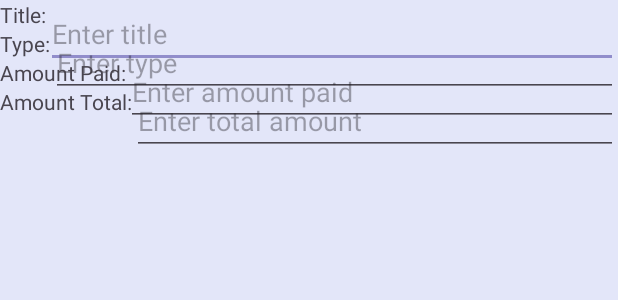
After one commit to denibel04/android-nookstoolbox, an Android app: the layout loan_dialog.xml on its own in the app's theme, with its tools: preview values and no code run, on a phone screen of 412 x 824 dp. The commit adds this screen. Shown: the top 300 px of the screen. Run offline under Robolectric (Android 15) with nearby library versions, the phone set to English and light mode, and no system bars.

Commit message:
loans fragment created, loans table created in room, loan dialog in fragment

```diff
--- a/app/src/main/java/com/example/animalcrossing/data/db/AcnhDatabase.kt
+++ b/app/src/main/java/com/example/animalcrossing/data/db/AcnhDatabase.kt
@@ -5,7 +5,7 @@ import androidx.room.Database
 import androidx.room.Room
 import androidx.room.RoomDatabase
 
-@Database(entities = [VillagerEntity::class, IslandEntity::class, IslandVillagerCrossRef::class], version = 1)
+@Database(entities = [VillagerEntity::class, IslandEntity::class, IslandVillagerCrossRef::class, LoansEntity::class, IslandLoansCrossRef::class], version = 1)
 abstract class AcnhDatabase():RoomDatabase() {
     abstract fun acnhDao():AcnhDao
 
@@ -23,7 +23,7 @@ abstract class AcnhDatabase():RoomDatabase() {
             return Room.databaseBuilder(
                 context.applicationContext,
                 AcnhDatabase::class.java,
-                "acnh7_db"
+                "acnh8_db"
             ).build()
         }
     }
--- a/app/src/main/java/com/example/animalcrossing/ui/islandDetail/IslandDetailAdapter.kt
+++ b/app/src/main/java/com/example/animalcrossing/ui/islandDetail/IslandDetailAdapter.kt
@@ -27,7 +27,9 @@ class IslandDetailAdapter(
     inner class IslandDetailViewHolder(val binding: VillagerSlotItemBinding) :
         RecyclerView.ViewHolder(binding.root) {
         fun bind(v: Villager?) {
+            Log.d("villagersbind", v.toString() )
             if (v != null) {
+                Log.d("villagersnotnull", v.toString() )
                 binding.slotText.text = v.name
                 binding.slotIcon.load(v.image_url)
                 val imageRequest = ImageRequest.Builder(context)
@@ -39,8 +41,10 @@ class IslandDetailAdapter(
                 context.imageLoader.enqueue(imageRequest)
                 binding.deleteVillager.visibility = View.VISIBLE
             } else {
+                Log.d("villagersnull", v.toString() )
                 binding.slotText.text = context.getString(R.string.add_villager)
-                binding.slotIcon.setImageResource(R.drawable.ic_cat)
+                binding.slotIcon.load(R.drawable.ic_cat)
+                binding.deleteVillager.visibility = View.GONE
             }
         }
     }
--- a/app/src/main/java/com/example/animalcrossing/ui/islandDetail/IslandDetailViewModel.kt
+++ b/app/src/main/java/com/example/animalcrossing/ui/islandDetail/IslandDetailViewModel.kt
@@ -34,9 +34,7 @@ class IslandDetailViewModel @Inject constructor(private val repository: IslandRe
 
     private fun fetchIsland() {
         viewModelScope.launch {
-            Log.d("ISLANDWITHVILLAGERS", repository.islandWithVillagers.toString())
             repository.islandWithVillagers.collect { islandWithVillagers ->
-                Log.d("ISLANDWITHVILLAGERS", islandWithVillagers.toString())
                 _uiState.value = if (islandWithVillagers != null) {
                     val currentList = _villagers.value.toMutableList()
                     islandWithVillagers!!.villagers.asVillager().forEachIndexed { index, villager ->
@@ -104,8 +102,10 @@ class IslandDetailViewModel @Inject constructor(private val repository: IslandRe
         viewModelScope.launch {
             repository.deleteVillagerFromIsland(name, islandId)
             val updatedList = _villagers.value.toMutableList()
+            Log.d("villagers1", updatedList.toString())
             updatedList.removeAll { it?.name == name }
             updatedList.add(9, null)
+            Log.d("villagers2", updatedList.toString())
             _villagers.value = updatedList
         }
     }
--- /dev/null
+++ b/app/src/main/res/layout/loan_dialog.xml
@@ -0,0 +1,77 @@
+<?xml version="1.0" encoding="utf-8"?>
+<androidx.constraintlayout.widget.ConstraintLayout xmlns:android="http://schemas.android.com/apk/res/android"
+    xmlns:app="http://schemas.android.com/apk/res-auto"
+    android:layout_width="match_parent"
+    android:layout_height="match_parent">
+
+    <TextView
+        android:id="@+id/titleTextView"
+        android:layout_width="wrap_content"
+        android:layout_height="wrap_content"
+        android:text="Title:"
+        app:layout_constraintStart_toStartOf="parent"
+        app:layout_constraintTop_toTopOf="parent" />
+
+    <EditText
+        android:id="@+id/title"
+        android:layout_width="0dp"
+        android:layout_height="wrap_content"
+        android:hint="Enter title"
+        app:layout_constraintEnd_toEndOf="parent"
+        app:layout_constraintStart_toEndOf="@id/titleTextView"
+        app:layout_constraintTop_toTopOf="@id/titleTextView" />
+
+    <TextView
+        android:id="@+id/typeTextView"
+        android:layout_width="wrap_content"
+        android:layout_height="wrap_content"
+        android:text="Type:"
+        app:layout_constraintStart_toStartOf="parent"
+        app:layout_constraintTop_toBottomOf="@id/titleTextView" />
+
+    <EditText
+        android:id="@+id/type"
+        android:layout_width="0dp"
+        android:layout_height="wrap_content"
+        android:hint="Enter type"
+        app:layout_constraintEnd_toEndOf="parent"
+        app:layout_constraintStart_toEndOf="@id/typeTextView"
+        app:layout_constraintTop_toTopOf="@id/typeTextView" />
+
+    <TextView
+        android:id="@+id/amountPaidTextView"
+        android:layout_width="wrap_content"
+        android:layout_height="wrap_content"
+        android:text="Amount Paid:"
+        app:layout_constraintStart_toStartOf="parent"
+        app:layout_constraintTop_toBottomOf="@id/typeTextView" />
+
+    <EditText
+        android:id="@+id/amountPaid"
+        android:layout_width="0dp"
+        android:layout_height="wrap_content"
+        android:hint="Enter amount paid"
+        android:inputType="number"
+        app:layout_constraintEnd_toEndOf="parent"
+        app:layout_constraintStart_toEndOf="@id/amountPaidTextView"
+        app:layout_constraintTop_toTopOf="@id/amountPaidTextView" />
+
+    <TextView
+        android:id="@+id/amountTotalTextView"
+        android:layout_width="wrap_content"
+        android:layout_height="wrap_content"
+        android:text="Amount Total:"
+        app:layout_constraintStart_toStartOf="parent"
+        app:layout_constraintTop_toBottomOf="@id/amountPaidTextView" />
+
+    <EditText
+        android:id="@+id/amountTotal"
+        android:layout_width="0dp"
+        android:layout_height="wrap_content"
+        android:hint="Enter total amount"
+        android:inputType="number"
+        app:layout_constraintEnd_toEndOf="parent"
+        app:layout_constraintStart_toEndOf="@id/amountTotalTextView"
+        app:layout_constraintTop_toTopOf="@id/amountTotalTextView" />
+
+</androidx.constraintlayout.widget.ConstraintLayout>
--- a/app/src/main/res/menu/bottom_nav_menu.xml
+++ b/app/src/main/res/menu/bottom_nav_menu.xml
@@ -8,4 +8,8 @@
         android:id="@+id/island"
         android:title="@string/island_bottom_nav"
         android:icon="@drawable/ic_island"/>
+    <item
+        android:id="@+id/loans"
+        android:title="@string/island_bottom_nav"
+        android:icon="@drawable/ic_island"/>
 </menu>
--- a/app/src/main/res/navigation/nav_graph.xml
+++ b/app/src/main/res/navigation/nav_graph.xml
@@ -6,4 +6,5 @@
     <include app:graph="@navigation/villager" />
     <include app:graph="@navigation/island" />
     <include app:graph="@navigation/profile" />
+    <include app:graph="@navigation/loans" />
 </navigation>
```
Also changed, not shown: app/src/main/java/com/example/animalcrossing/data/db/AcnhDao.kt (+22 -0 lines), app/src/main/java/com/example/animalcrossing/data/db/IslandDBRepository.kt (+14 -0 lines), app/src/main/java/com/example/animalcrossing/data/db/IslandLoansCrossRef.kt (added, +26 -0 lines), app/src/main/java/com/example/animalcrossing/data/db/IslandWithLoans.kt (added, +16 -0 lines), app/src/main/java/com/example/animalcrossing/data/db/LoansEntity.kt (added, +17 -0 lines), app/src/main/java/com/example/animalcrossing/data/repository/IslandRepository.kt (+5 -2 lines), app/src/main/java/com/example/animalcrossing/data/repository/Loan.kt (added, +10 -0 lines), app/src/main/java/com/example/animalcrossing/data/repository/LoanRepository.kt (added, +35 -0 lines), app/src/main/java/com/example/animalcrossing/ui/loansDetail/LoansDetailFragment.kt (added, +78 -0 lines), app/src/main/java/com/example/animalcrossing/ui/loansDetail/LoansDetailViewModel.kt (added, +23 -0 lines), app/src/main/res/layout/fragment_loans_detail.xml (added, +15 -0 lines), app/src/main/res/navigation/loans.xml (added, +13 -0 lines).
